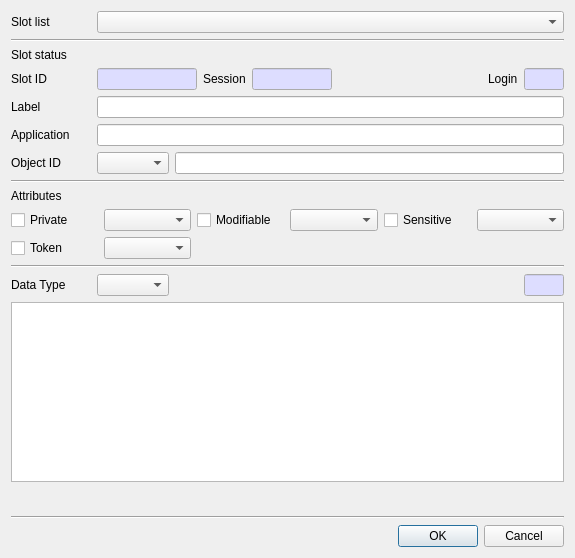
jykim74/CryptokiMan, file CryptokiMan/create_data_dlg.ui: the form before one commit.
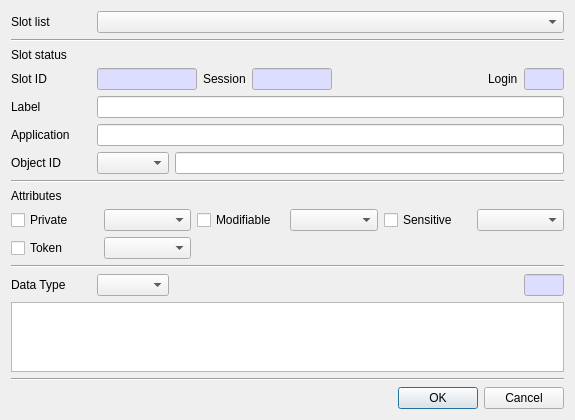
The form after the commit.

The edit to the form file:
```diff
--- a/CryptokiMan/create_data_dlg.ui
+++ b/CryptokiMan/create_data_dlg.ui
@@ -7,7 +7,7 @@
     <x>0</x>
     <y>0</y>
     <width>575</width>
-    <height>558</height>
+    <height>418</height>
    </rect>
   </property>
   <property name="windowTitle">
```
